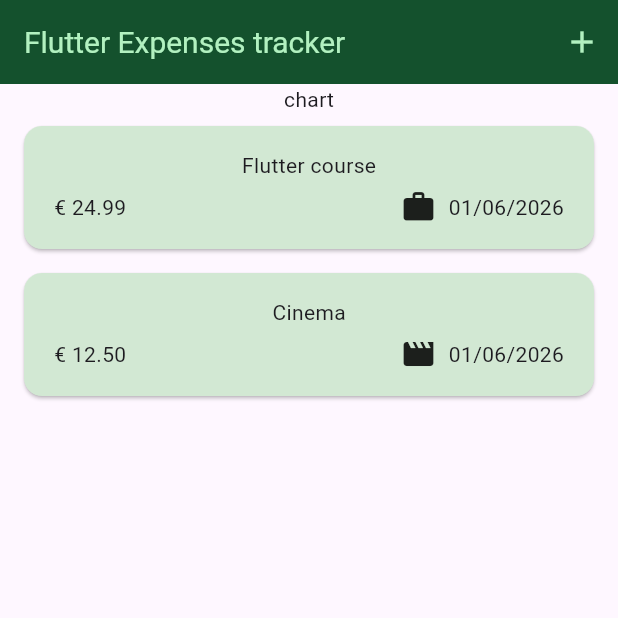
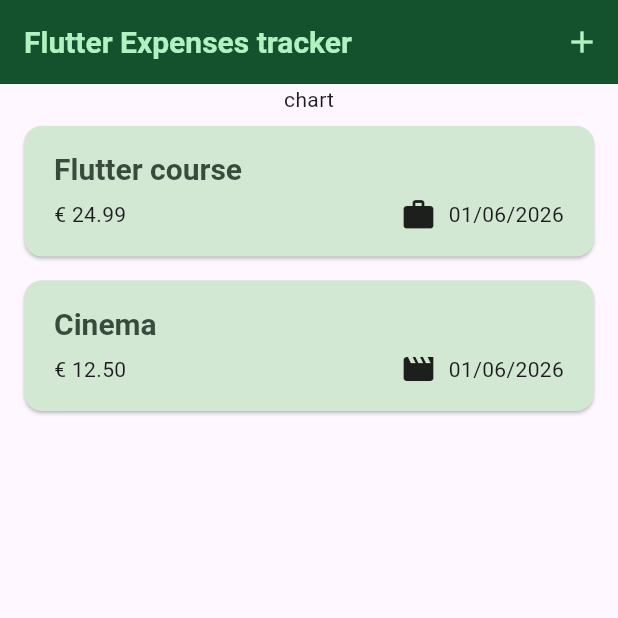
Before and after one commit to FrankFerr/flutter_course, a Flutter app: the screen it shows after launch, on a phone screen of 412 x 824 dp, the top half of it. Run offline on Flutter 3.47's test engine with Material 3 defaults, Android fonts, the phone set to English and light mode, and no system bars; our stand-ins replace google_fonts.

Commit message:
chabge some style + added Dismissible widget to expense list item

```diff
--- a/_05_expense_tracker/lib/main.dart
+++ b/_05_expense_tracker/lib/main.dart
@@ -28,7 +28,7 @@
           ),
           textTheme: ThemeData().textTheme.copyWith(
             titleLarge: TextStyle(
-              fontWeight: FontWeight.normal,
+              fontWeight: FontWeight.bold,
               color: kColorScheme.onSecondaryContainer,
               fontSize: 20,
             ),
--- a/_05_expense_tracker/lib/widgets/expense/expenses.dart
+++ b/_05_expense_tracker/lib/widgets/expense/expenses.dart
@@ -43,7 +43,12 @@
       body: Column(
         children: [
           const Text('chart'),
-          Expanded(child: ExpensesList(expenses: _registeredExpenses)),
+          Expanded(
+            child: ExpensesList(
+              expenses: _registeredExpenses,
+              onDissmissedExpense: _onDissmissedExpense,
+            ),
+          ),
         ],
       ),
     );
@@ -62,4 +67,10 @@
       _registeredExpenses.add(expense);
     });
   }
+
+  void _onDissmissedExpense(int idx) {
+    setState(() {
+      _registeredExpenses.removeAt(idx);
+    });
+  }
 }
--- a/_05_expense_tracker/lib/widgets/expense/expenses_list/expense_item.dart
+++ b/_05_expense_tracker/lib/widgets/expense/expenses_list/expense_item.dart
@@ -12,8 +12,9 @@
       child: Padding(
         padding: const EdgeInsets.symmetric(horizontal: 20, vertical: 16),
         child: Column(
+          crossAxisAlignment: CrossAxisAlignment.start,
           children: [
-            Text(expense.title),
+            Text(expense.title, style: Theme.of(context).textTheme.titleLarge),
             const SizedBox(height: 6),
             Row(
               // mainAxisAlignment: MainAxisAlignment.spaceBetween,
--- a/_05_expense_tracker/lib/widgets/expense/expenses_list/expenses_list.dart
+++ b/_05_expense_tracker/lib/widgets/expense/expenses_list/expenses_list.dart
@@ -3,15 +3,26 @@
 import 'package:flutter/material.dart';
 
 class ExpensesList extends StatelessWidget {
-  const ExpensesList({super.key, required this.expenses});
+  const ExpensesList({
+    super.key,
+    required this.expenses,
+    required void Function(int) onDissmissedExpense,
+  }) : _onDissmissedExpense = onDissmissedExpense;
 
   final List<Expense> expenses;
+  final void Function(int) _onDissmissedExpense;
 
   @override
   Widget build(BuildContext context) {
     return ListView.builder(
       itemCount: expenses.length,
-      itemBuilder: (ctx, index) => ExpenseItem(expenses[index]),
+      itemBuilder: (ctx, index) => Dismissible(
+        key: ValueKey(expenses[index].id),
+        onDismissed: (direction) {
+          _onDissmissedExpense(index);
+        },
+        child: ExpenseItem(expenses[index]),
+      ),
     );
   }
 }
```
